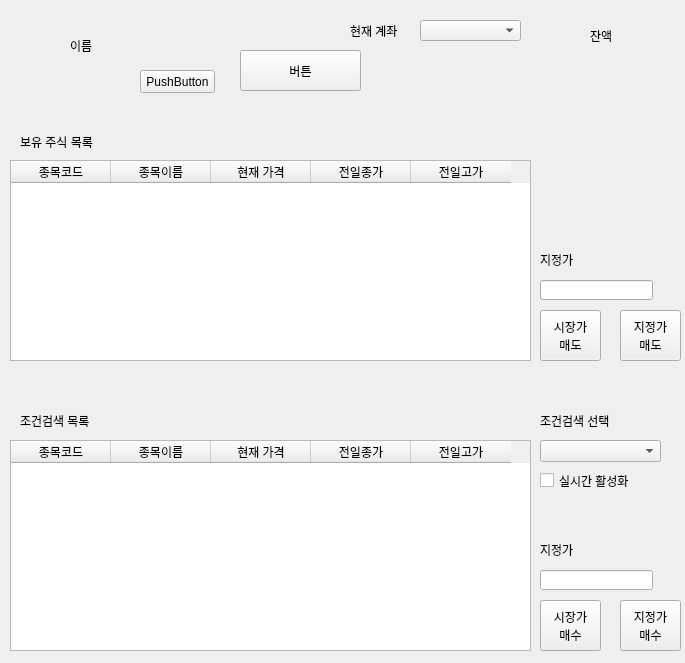
Old version of the form testdH/ui/main.ui in the repository sun-a-i/mandleda.
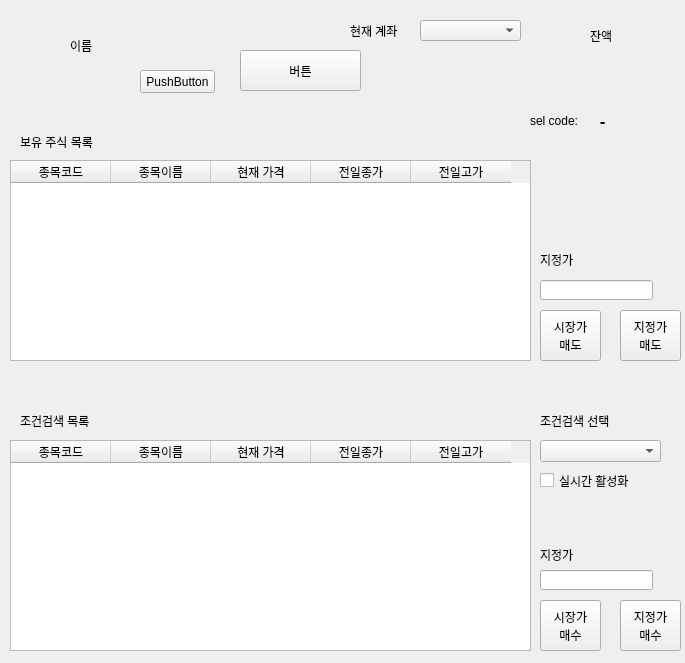
New version of the form.

```diff
--- a/testdH/ui/main.ui
+++ b/testdH/ui/main.ui
@@ -178,7 +178,7 @@
    <property name="geometry">
     <rect>
      <x>540</x>
-     <y>540</y>
+     <y>545</y>
      <width>56</width>
      <height>20</height>
     </rect>
@@ -322,6 +322,40 @@
     <string>지정가</string>
    </property>
   </widget>
+  <widget class="QLabel" name="label_8">
+   <property name="geometry">
+    <rect>
+     <x>530</x>
+     <y>110</y>
+     <width>61</width>
+     <height>21</height>
+    </rect>
+   </property>
+   <property name="text">
+    <string>sel code:</string>
+   </property>
+  </widget>
+  <widget class="QLabel" name="view_selec_coin_lbl">
+   <property name="geometry">
+    <rect>
+     <x>600</x>
+     <y>110</y>
+     <width>71</width>
+     <height>21</height>
+    </rect>
+   </property>
+   <property name="font">
+    <font>
+     <family>AmeriGarmnd BT</family>
+     <pointsize>12</pointsize>
+     <weight>75</weight>
+     <bold>true</bold>
+    </font>
+   </property>
+   <property name="text">
+    <string>-</string>
+   </property>
+  </widget>
  </widget>
  <resources/>
  <connections/>
```
